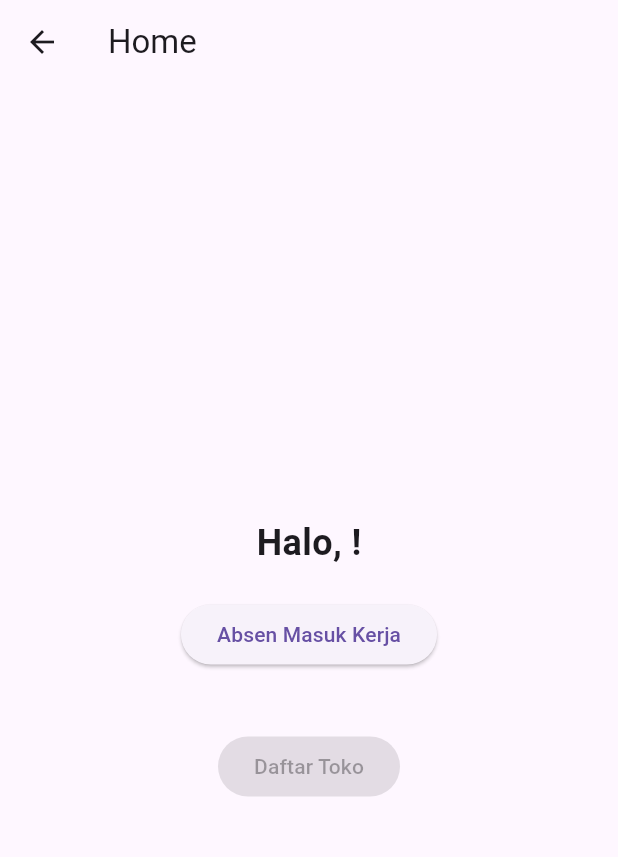
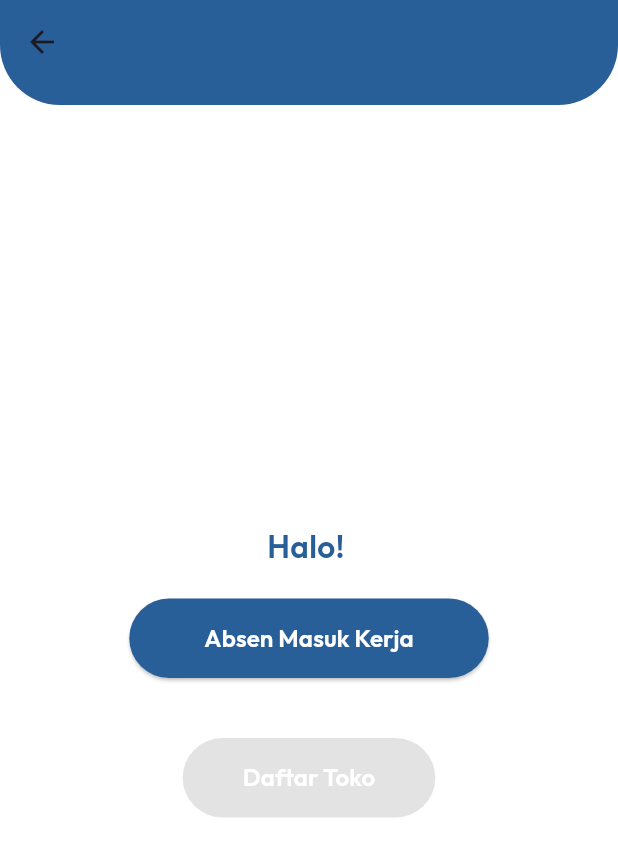
Before and after one commit to AmaliaSwastika/Monitoring-PandaBiru-Mobile, a Flutter app: the HomeScreen screen opened directly with empty values, on a phone screen of 412 x 824 dp. Shown: the top 857 px of the screen. Run offline on Flutter 3.47's test engine with Material 3 defaults, Android fonts, the phone set to English and light mode, and no system bars; our stand-ins replace dio, google_fonts, shared_preferences; accounts and stored records are empty.

Commit message:
Update UI Home Attendance

```diff
--- a/lib/screen/home_screen.dart
+++ b/lib/screen/home_screen.dart
@@ -2,6 +2,8 @@ import 'package:flutter/material.dart';
 import 'package:panda_biru/screen/list_shop_screen.dart';
 import 'package:panda_biru/services/attendance_api.dart';
 import 'package:panda_biru/model/attendance_model.dart';
+import 'package:panda_biru/theme/theme_color.dart';
+import 'package:panda_biru/theme/theme_text_style.dart';
 
 class HomeScreen extends StatefulWidget {
   final String username;
@@ -53,47 +55,79 @@ class _HomeScreenState extends State<HomeScreen> {
   @override
   Widget build(BuildContext context) {
     return Scaffold(
-      appBar: AppBar(title: const Text("Home")),
+      backgroundColor: ThemeColor().whiteColor,
+      appBar: PreferredSize(
+        preferredSize: const Size.fromHeight(70.0),
+        child: AppBar(
+          backgroundColor: ThemeColor().blueColor,
+          elevation: 0,
+          centerTitle: true,
+          title: null,
+          shape: const RoundedRectangleBorder(
+            borderRadius: BorderRadius.only(
+              bottomLeft: Radius.circular(40),
+              bottomRight: Radius.circular(40),
+            ),
+          ),
+        ),
+      ),
       body: Center(
         child: Column(
           mainAxisAlignment: MainAxisAlignment.center,
           children: [
             Text(
-              "Halo, ${widget.username}!",
-              style: const TextStyle(fontSize: 24, fontWeight: FontWeight.bold),
+              "Halo! ${widget.username}",
+              style: ThemeTextStyle().welcomeUsername
             ),
             const SizedBox(height: 20),
             _loading
                 ? const CircularProgressIndicator()
                 : ElevatedButton(
+                    style: ElevatedButton.styleFrom(
+                      backgroundColor: ThemeColor().blueColor,
+                      padding: const EdgeInsets.symmetric(horizontal: 50, vertical: 15),
+                    ),
                     onPressed: _attendance != null ? null : _handleAttendance,
-                    child: const Text("Absen Masuk Kerja"),
+                    child: Text(
+                      _attendance != null ? "Anda sudah absen" : "Absen Masuk Kerja",
+                      style: ThemeTextStyle().attendance,
+                    ),
                   ),
             const SizedBox(height: 20),
             if (_attendance != null) ...[
               Text(
                 "Anda sudah absen : ${_attendance!.createdAt}",
-                style: const TextStyle(fontSize: 16, color: Colors.green),
+                style: ThemeTextStyle().attendanceSuccess,
               ),
               const SizedBox(height: 8),
-              const Text(
+              Text(
                 "Silahkan masuk kerja",
-                style: TextStyle(fontSize: 16, fontWeight: FontWeight.w500),
+                style: ThemeTextStyle().attendanceSuccess2,
               ),
               const SizedBox(height: 20),
               ElevatedButton(
+                style: ElevatedButton.styleFrom(
+                  backgroundColor: ThemeColor().blueColor,
+                  padding: const EdgeInsets.symmetric(horizontal: 50, vertical: 15),
+                ),
                 onPressed: _goToShopList,
-                child: const Text("Daftar Toko"),
+                child: Text(
+                  "Daftar Toko",
+                  style: ThemeTextStyle().attendance,
+                ),
               ),
             ] else ...[
-              // Kalau belum absen, tombol daftar toko disabled
               const SizedBox(height: 20),
               ElevatedButton(
-                onPressed: null,
                 style: ElevatedButton.styleFrom(
                   backgroundColor: Colors.grey,
+                  padding: const EdgeInsets.symmetric(horizontal: 40, vertical: 15),
                 ),
-                child: const Text("Daftar Toko"),
+                onPressed: null,
+                child: Text(
+                  "Daftar Toko",
+                  style: ThemeTextStyle().attendance,
+                ),
               ),
             ],
           ],
--- a/lib/theme/theme_color.dart
+++ b/lib/theme/theme_color.dart
@@ -5,4 +5,5 @@ class ThemeColor {
   Color blackColor = const Color(0xFF000000);
   Color blueColor = const Color(0xFF295F98);
   Color grayColor = Color.fromARGB(255, 117, 117, 117);
+  Color greenColor = Color.fromARGB(255, 80, 218, 119);
 }
--- a/lib/theme/theme_text_style.dart
+++ b/lib/theme/theme_text_style.dart
@@ -26,4 +26,30 @@ class ThemeTextStyle {
     fontWeight: FontWeight.w600,
     color: ThemeColor().whiteColor,
   );
+
+  TextStyle welcomeUsername  = GoogleFonts.outfit(
+    fontSize: 21,
+    fontWeight: FontWeight.w600,
+    color: ThemeColor().blueColor,
+  );
+
+
+
+  TextStyle attendance  = GoogleFonts.outfit(
+    fontSize: 16,
+    fontWeight: FontWeight.w600,
+    color: ThemeColor().whiteColor,
+  );
+
+  TextStyle attendanceSuccess  = GoogleFonts.outfit(
+    fontSize: 16,
+    fontWeight: FontWeight.w600,
+    color: ThemeColor().greenColor,
+  );
+
+  TextStyle attendanceSuccess2  = GoogleFonts.outfit(
+    fontSize: 16,
+    fontWeight: FontWeight.w600,
+    color: ThemeColor().blueColor,
+  );
 }
```
